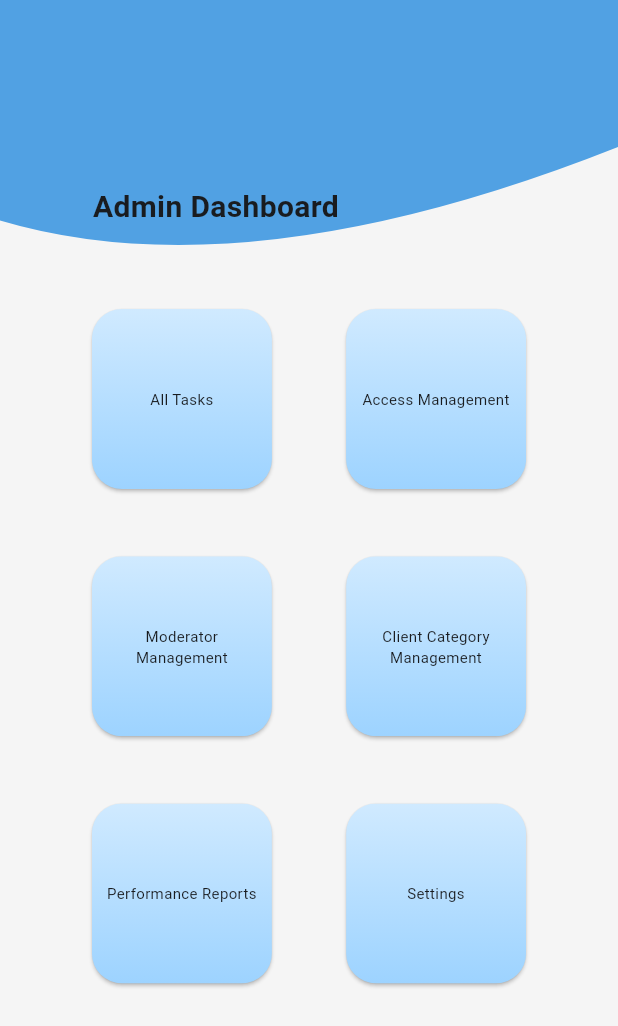
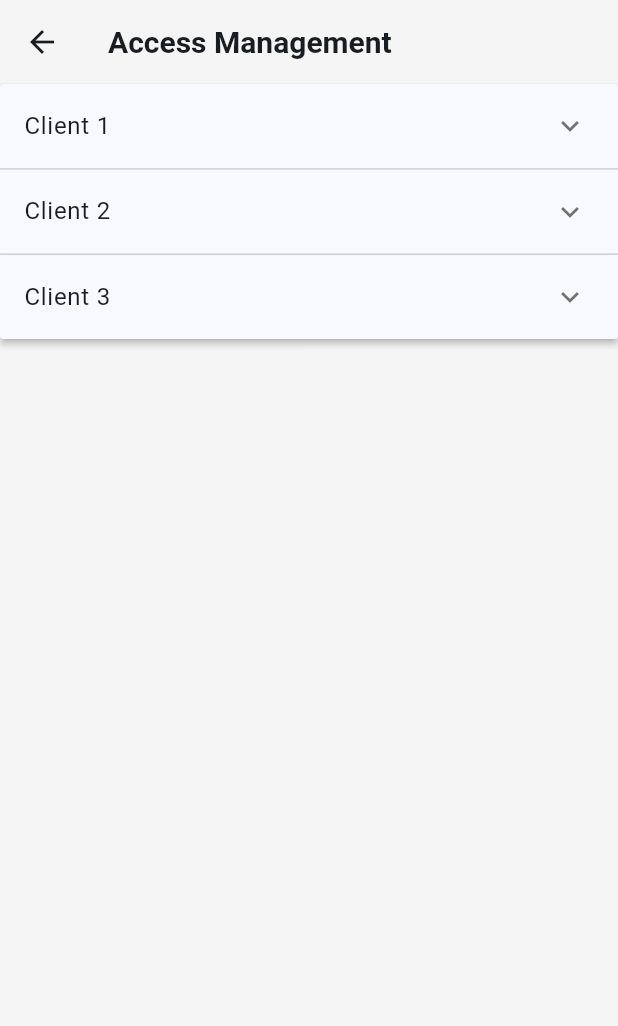
Before and after one commit to zainab-frfr/OAAP, a Flutter app: the screen it shows once a user with an empty profile is signed in, after a tap on "Access Management", on a phone screen of 412 x 824 dp. Shown: the top 1026 px of the screen. Run offline on Flutter 3.47's test engine with Material 3 defaults, Android fonts, the phone set to English and light mode, and no system bars; our stand-ins replace cloud_firestore, firebase_auth, firebase_core, google_sign_in; accounts and stored records are empty.

Commit message:
saving work

```diff
--- /dev/null
+++ b/lib/access_management/access_management_page.dart
@@ -0,0 +1,84 @@
+import 'package:flutter/material.dart';
+
+
+
+class MyAccessPage extends StatefulWidget {
+  const MyAccessPage({super.key});
+
+  @override
+  State<MyAccessPage> createState() => _MyAccessPageState();
+}
+
+class _MyAccessPageState extends State<MyAccessPage> {
+  List<bool> _isExpanded = [false, false, false];
+
+  @override
+  Widget build(BuildContext context) {
+    return Scaffold(
+        appBar: AppBar(
+          title: const Padding(
+            padding: EdgeInsets.symmetric(
+              vertical: 20,
+            ),
+            child: Text(
+              'Access Management',
+              style: TextStyle(fontWeight: FontWeight.bold, fontSize: 20),
+            ),
+          ),
+        ),
+        body:ListView(
+          children: [
+            ExpansionPanelList(
+            animationDuration: const Duration(milliseconds: 500),
+            expansionCallback: (int index, bool isExpanded) {
+              setState(() {
+                _isExpanded[index] = isExpanded;
+              });
+            },
+            children: [
+              ExpansionPanel(
+                headerBuilder: (BuildContext context, bool isExpanded) {
+                  return const ListTile(
+                    title: Text('Client 1'),
+                  );
+                },
+                body: const Column(
+                  crossAxisAlignment: CrossAxisAlignment.start,
+                  children: [
+                    Text('Category 1'),
+                    Text('Category 2'),
+                  ],
+                ),
+                isExpanded: _isExpanded[0],
+              ),
+              ExpansionPanel(
+                headerBuilder: (BuildContext context, bool isExpanded) {
+                  return const ListTile(
+                    title: Text('Client 2'),
+                  );
+                },
+                body: const Padding(
+                  padding: EdgeInsets.all(16.0),
+                  child: Text('This is the content of Panel 2.'),
+                ),
+                isExpanded: _isExpanded[1],
+              ),
+              ExpansionPanel(
+                headerBuilder: (BuildContext context, bool isExpanded) {
+                  return const ListTile(
+                    title: Text('Client 3'),
+                  );
+                },
+                body: const Padding(
+                  padding: EdgeInsets.all(16.0),
+                  child: Text('This is the content of Panel 3.'),
+                ),
+                isExpanded: _isExpanded[2],
+              ),
+            ],
+                  ),
+          ],
+        ),
+      );
+  }
+}
--- a/lib/client_category_management/ui_components/client_category_page.dart
+++ b/lib/client_category_management/ui_components/client_category_page.dart
@@ -26,10 +26,8 @@ class _MyClientCategoryPageState extends State<MyClientCategoryPage> {
 
   @override
   Widget build(BuildContext context) {
-    Map<String, List<String>> clientsWithCategories =
-        context.watch<ClientCategoryNotifier>().clientsWithCategories;
-    List<String> allClients =
-        context.watch<ClientCategoryNotifier>().allClients;
+    Map<String, List<String>> clientsWithCategories = context.watch<ClientCategoryNotifier>().clientsWithCategories;
+    List<String> allClients = context.watch<ClientCategoryNotifier>().allClients;
 
     bool fetchedMap = context.watch<ClientCategoryNotifier>().fetchedMap;
     bool fetchedList = context.watch<ClientCategoryNotifier>().fetchedList;
--- a/lib/dashboards/admin_dashboard.dart
+++ b/lib/dashboards/admin_dashboard.dart
@@ -1,17 +1,31 @@
 import 'package:flutter/material.dart';
 import 'package:oaap/dashboards/widgets/admin_action_tile.dart';
+import 'package:oaap/theme/theme_notifier.dart';
+import 'package:provider/provider.dart';
 import 'widgets/my_round_appbar.dart';
 
 // ignore: must_be_immutable
-class AdminDashboard extends StatelessWidget {
-  AdminDashboard({super.key});
+class AdminDashboard extends StatefulWidget {
+  const AdminDashboard({super.key});
 
+  @override
+  State<AdminDashboard> createState() => _AdminDashboardState();
+}
+
+class _AdminDashboardState extends State<AdminDashboard> {
   List<Color> colorsLight = [const Color.fromARGB(255, 208, 234, 255),const Color.fromARGB(255, 157, 211, 255),];
   List<Color> colorsDark =  [ const Color.fromARGB(255, 103, 102, 102), const Color.fromARGB(255, 59, 59, 59)];
 
+  @override
+  void didChangeDependencies(){
+    super.didChangeDependencies();
+    setState(() {});
+  }
 
   @override
   Widget build(BuildContext context) {
+    Brightness mode = context.watch<ThemeNotifier>().getBrightness(context);
+
     return Scaffold(
       body: Stack(
         children: [
@@ -23,7 +37,7 @@ class AdminDashboard extends StatelessWidget {
               preferredSize: const Size.fromHeight(kToolbarHeight + 20),
               child: AppBar(
                 shape: const CustomAppBarShape(),
-                backgroundColor: (MediaQuery.platformBrightnessOf(context) ==Brightness.light)
+                backgroundColor: (mode ==Brightness.light)
                     ? const Color.fromARGB(255, 81, 161, 227)
                     : const Color.fromARGB(255, 38, 37, 37),
                 elevation: 0,
@@ -49,15 +63,17 @@ class AdminDashboard extends StatelessWidget {
                     children: [
                       AdminActionTile(
                         onTap: (){},
-                        colors: (MediaQuery.platformBrightnessOf(context) == Brightness.light)
+                        colors: (mode== Brightness.light)
                         ? colorsLight
                         : colorsDark,
                         text: 'All Tasks'
                       ),
                       SizedBox(width: MediaQuery.sizeOf(context).width * 0.12,),
                       AdminActionTile(
-                        onTap: (){},
-                        colors:(MediaQuery.platformBrightnessOf(context) == Brightness.light)
+                        onTap: (){
+                          Navigator.pushNamed(context, '/accessManagement');
+                        },
+                        colors:(mode == Brightness.light)
                         ? colorsLight
                         : colorsDark,
                         text: 'Access Management'
@@ -77,7 +93,7 @@ class AdminDashboard extends StatelessWidget {
                     children: [
                       AdminActionTile(
                         onTap: (){},
-                        colors: (MediaQuery.platformBrightnessOf(context) == Brightness.light)
+                        colors: (mode == Brightness.light)
                         ? colorsLight
                         : colorsDark,
                         text: 'Moderator Management'
@@ -87,7 +103,7 @@ class AdminDashboard extends StatelessWidget {
                         onTap: (){
                           Navigator.pushNamed(context, '/clientCategoryManagement');
                         },
-                        colors: (MediaQuery.platformBrightnessOf(context) == Brightness.light)
+                        colors: (mode == Brightness.light)
                         ? colorsLight
                         : colorsDark,
                         text: 'Client Category Management'
@@ -107,7 +123,7 @@ class AdminDashboard extends StatelessWidget {
                     children: [
                       AdminActionTile(
                         onTap: (){},
-                        colors: (MediaQuery.platformBrightnessOf(context) == Brightness.light)
+                        colors: (mode == Brightness.light)
                         ? colorsLight
                         : colorsDark,
                         text: 'Performance Reports'
@@ -117,7 +133,7 @@ class AdminDashboard extends StatelessWidget {
                         onTap: (){
                           Navigator.pushNamed(context, '/settings');
                         },
-                        colors:(MediaQuery.platformBrightnessOf(context) == Brightness.light)
+                        colors:(mode == Brightness.light)
                         ? colorsLight
                         : colorsDark,
                         text: 'Settings'
--- a/lib/main.dart
+++ b/lib/main.dart
@@ -1,5 +1,6 @@
 import 'package:firebase_core/firebase_core.dart';
 import 'package:flutter/material.dart';
+import 'package:oaap/access_management/access_management_page.dart';
 import 'package:oaap/authentication/services/auth_gate.dart';
 import 'package:oaap/client_category_management/client_category_notifier.dart';
 import 'package:oaap/client_category_management/ui_components/client_category_page.dart';
@@ -41,6 +42,7 @@ class MainApp extends StatelessWidget {
           routes: {
             '/authGate' : (context) => const AuthGate(), //in lib>authentication>services
             '/clientCategoryManagement': (context) => const MyClientCategoryPage(),
+            '/accessManagement': (context) => const MyAccessPage(),
             '/settings':(context) => const MySettingsPage(),
           },
       );
@@ -56,6 +58,7 @@ resolved:
 1. when category or client added tou you can't see circular progress indicator kion ke context popping issue.
 
 remaining:
+3. need to create listeners for theme in admin dashboard
 2. add koi image ya gradient background in signup login screen.
 
 */
--- a/lib/theme/theme_notifier.dart
+++ b/lib/theme/theme_notifier.dart
@@ -15,4 +15,15 @@ class ThemeNotifier with ChangeNotifier {
 
   }
 
+  Brightness getBrightness(BuildContext context) {
+    switch (_themeMode) {
+      case ThemeMode.light:
+        return Brightness.light;
+      case ThemeMode.dark:
+        return Brightness.dark;
+      case ThemeMode.system:
+        return MediaQuery.of(context).platformBrightness;
+  }
 }
+
+}
```
